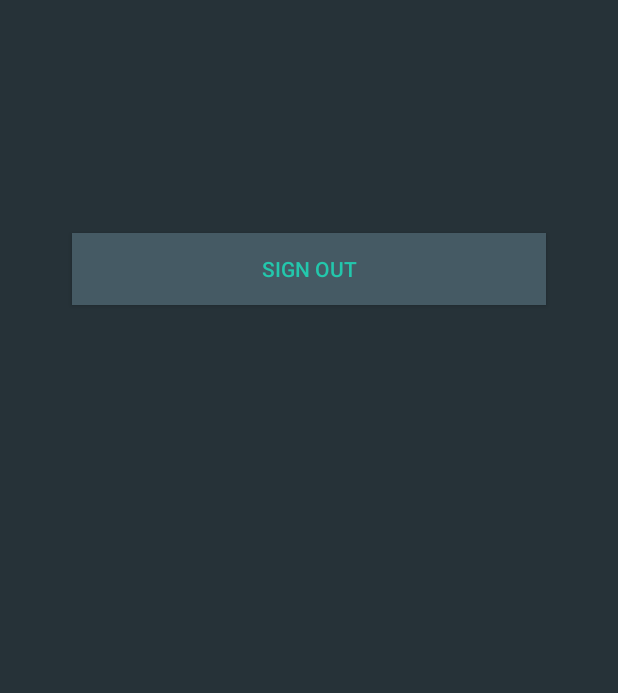
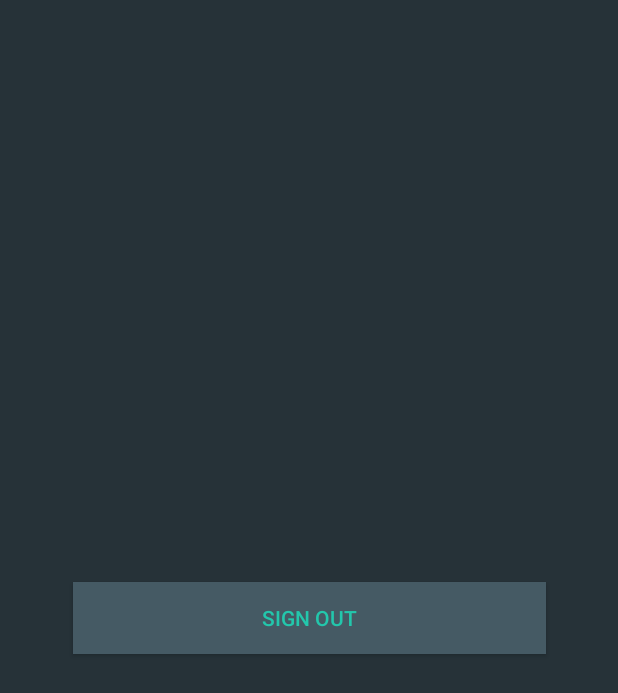
Before and after one commit to Rickmarges/all-in-one-social-media, an Android app: the screen it shows after launch once a user with an empty profile is signed in (DashboardActivity), on a phone screen of 412 x 824 dp. Shown: the top 693 px of the screen. Run offline under Robolectric (Android 15) with nearby library versions, the light colour scheme and no system bars; our stand-ins replace Firebase (no records; nobody signed in at launch, a user with empty details on screens opened directly).

Commit message:
Readjusted after merge
readjusted graphics

```diff
--- a/Dash/app/src/main/java/com/example/dash/ui/register/RegisterActivity.java
+++ b/Dash/app/src/main/java/com/example/dash/ui/register/RegisterActivity.java
@@ -91,6 +91,6 @@ public class RegisterActivity extends AppCompatActivity {
         passwordTV2 = findViewById(R.id.passwordconfirm);
         regBtn = findViewById(R.id.register);
         loginBtn = findViewById(R.id.login_navigation);
-        progressBar = findViewById(R.id.loading);
+        progressBar = findViewById(R.id.loading_register);
     }
 }
--- a/Dash/app/src/main/res/layout/activity_dashboard.xml
+++ b/Dash/app/src/main/res/layout/activity_dashboard.xml
@@ -1,6 +1,7 @@
 <?xml version="1.0" encoding="utf-8"?>
 <LinearLayout xmlns:android="http://schemas.android.com/apk/res/android"
     xmlns:app="http://schemas.android.com/apk/res-auto"
+    xmlns:tools="http://schemas.android.com/tools"
     android:orientation="vertical" android:layout_width="match_parent"
     android:layout_height="match_parent">
 
@@ -12,13 +13,9 @@
 
         <Button
             android:id="@+id/signOut"
-            android:layout_width="0dp"
+            android:layout_width="315dp"
             android:layout_height="wrap_content"
             android:layout_gravity="start"
-            android:layout_marginStart="48dp"
-            android:layout_marginTop="16dp"
-            android:layout_marginEnd="48dp"
-            android:layout_marginBottom="64dp"
             android:background="@color/colorBackgroundSecondary"
             android:text="@string/action_logout"
             android:textColor="@color/colorPrimaryDark"
@@ -26,8 +23,9 @@
             android:textColorHint="@color/colorPrimaryDark"
             app:layout_constraintBottom_toBottomOf="parent"
             app:layout_constraintEnd_toEndOf="parent"
+            app:layout_constraintHorizontal_bias="0.5"
             app:layout_constraintStart_toStartOf="parent"
-            app:layout_constraintTop_toBottomOf="@id/signOut"
-            app:layout_constraintVertical_bias="0.2" />
+            app:layout_constraintTop_toTopOf="parent" />
+
     </androidx.constraintlayout.widget.ConstraintLayout>
 </LinearLayout>
--- a/Dash/app/src/main/res/layout/activity_login.xml
+++ b/Dash/app/src/main/res/layout/activity_login.xml
@@ -32,9 +32,6 @@
         android:id="@+id/email"
         android:layout_width="325dp"
         android:layout_height="wrap_content"
-        android:layout_marginStart="24dp"
-        android:layout_marginTop="186dp"
-        android:layout_marginEnd="24dp"
         android:autofillHints=""
         android:backgroundTint="@color/colorPrimaryDark"
         android:hint="@string/prompt_email"
```
Also changed, not shown: Dash/app/src/main/res/layout/activity_register.xml (+4 -7 lines), 1 other file.
